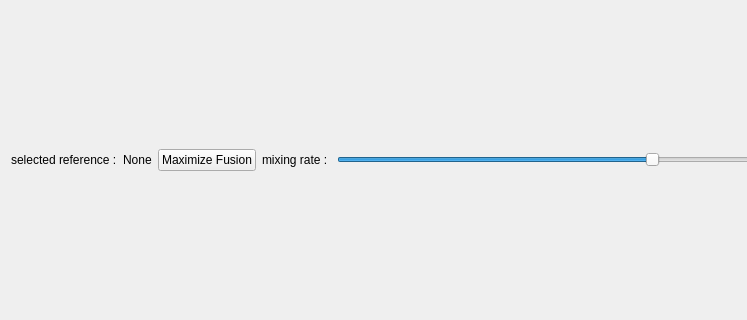
Old version of the form python/brainvisa/tools/displayTitledGrid.ui in the repository brainvisa/axon; both pictures show x 0 to 747 and y 416 to 736 of the 1018 by 863 pixel window.
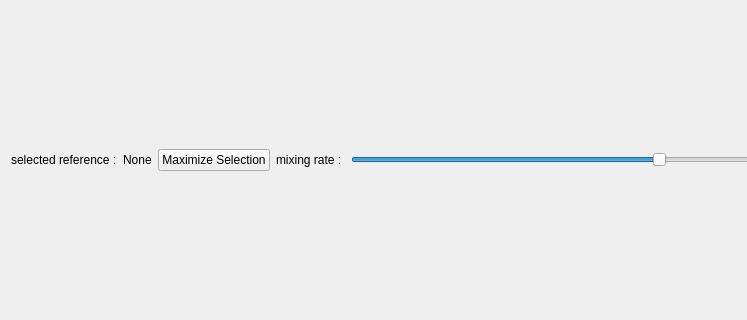
New version of the form.

Patch:
```diff
--- a/python/brainvisa/tools/displayTitledGrid.ui
+++ b/python/brainvisa/tools/displayTitledGrid.ui
@@ -74,7 +74,7 @@
      <item>
       <widget class="QPushButton" name="maximizeButton">
        <property name="text">
-        <string>Maximize Fusion</string>
+        <string>Maximize Selection</string>
        </property>
       </widget>
      </item>
```
